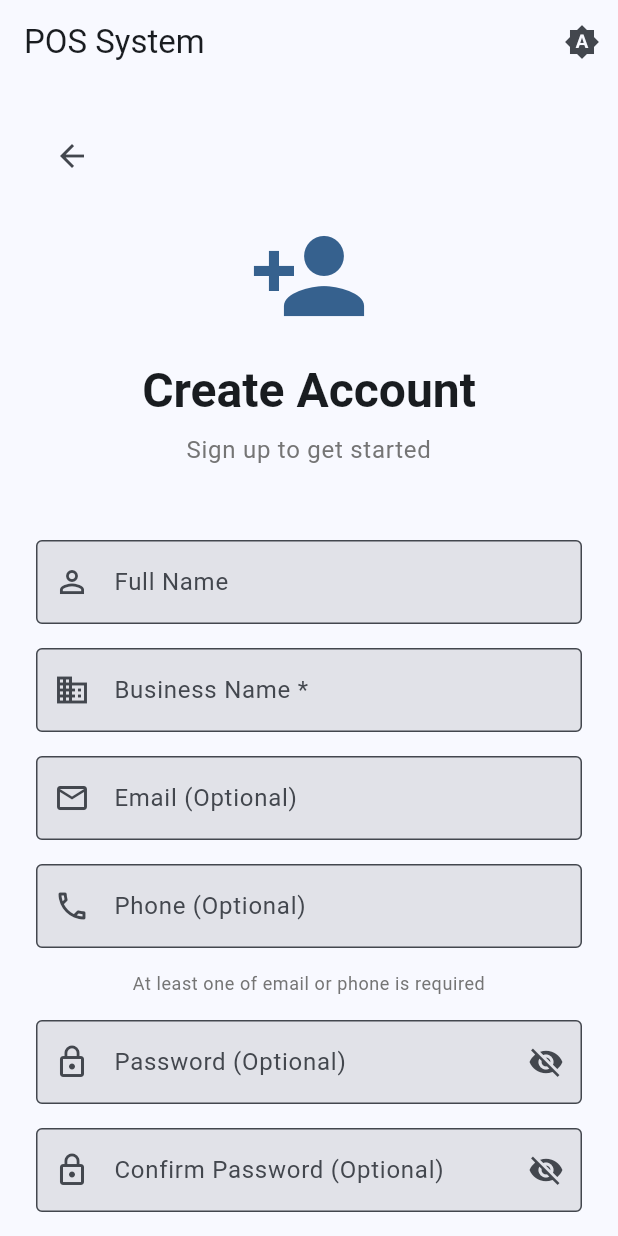
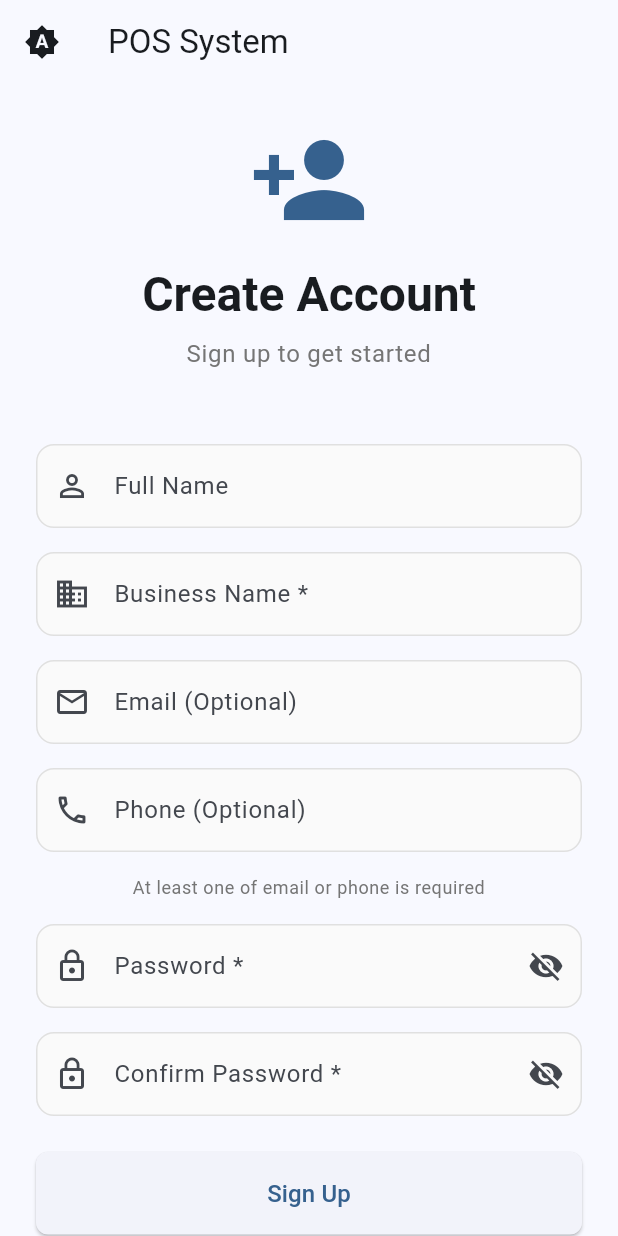
Before and after one commit to tphamz/pos-ui, a Flutter app: the screen it shows after launch, after a tap on "Login", after a tap on "Sign Up", on a phone screen of 412 x 824 dp. Run offline on Flutter 3.47's test engine with Material 3 defaults, Android fonts, the phone set to English and light mode, and no system bars; our stand-ins replace dio, flutter_dotenv, flutter_riverpod, freezed_annotation, shared_preferences.

Commit message:
Improve UI/UX: Remove back button, enhance input fields, and fix layout
- Removed back button from AppBar (moved theme toggle to left side)
- Added Back button to OTP verification screen aligned with Resend Code
- Removed back button from signup screen
- Fixed alignment and spacing for login/signup navigation links
- Made password required for signup
- Enhanced input field styling with better borders, focus states, and colors
- Changed focus color to green for better visual feedback
- Fixed scrollable area to extend full width while keeping content centered
- Improved button padding and spacing throughout

```diff
--- a/lib/main.dart
+++ b/lib/main.dart
@@ -18,17 +18,43 @@ void main() async {
   );
 }
 
-class POSApp extends ConsumerWidget {
+class POSApp extends ConsumerStatefulWidget {
   const POSApp({super.key});
 
   @override
-  Widget build(BuildContext context, WidgetRef ref) {
+  ConsumerState<POSApp> createState() => _POSAppState();
+}
+
+class _POSAppState extends ConsumerState<POSApp> {
+  final GlobalKey<NavigatorState> _navigatorKey = GlobalKey<NavigatorState>();
+
+  @override
+  Widget build(BuildContext context) {
     final authState = ref.watch(authProvider);
     final themeMode = ref.watch(themeProvider);
+
+    // Listen to auth state changes and navigate accordingly
+    ref.listen<AuthState>(authProvider, (previous, next) {
+      // If user logged out, navigate to login
+      if (previous?.isAuthenticated == true && !next.isAuthenticated) {
+        _navigatorKey.currentState?.pushNamedAndRemoveUntil(
+          '/login',
+          (route) => false,
+        );
+      }
+      // If user logged in, navigate to home
+      else if (previous?.isAuthenticated == false && next.isAuthenticated) {
+        _navigatorKey.currentState?.pushNamedAndRemoveUntil(
+          '/home',
+          (route) => false,
+        );
+      }
+    });
 
     return MaterialApp(
       title: 'POS System',
       debugShowCheckedModeBanner: false,
+      navigatorKey: _navigatorKey,
       theme: ThemeData(
         colorScheme: ColorScheme.fromSeed(
           seedColor: Colors.blue,
@@ -42,10 +68,30 @@ class POSApp extends ConsumerWidget {
           ),
         ),
         inputDecorationTheme: InputDecorationTheme(
+          filled: true,
+          fillColor: Colors.grey[50],
           border: OutlineInputBorder(
-            borderRadius: BorderRadius.circular(8),
+            borderRadius: BorderRadius.circular(12),
+            borderSide: BorderSide(color: Colors.grey[300]!),
           ),
-          filled: true,
+          enabledBorder: OutlineInputBorder(
+            borderRadius: BorderRadius.circular(12),
+            borderSide: BorderSide(color: Colors.grey[300]!),
+          ),
+          focusedBorder: OutlineInputBorder(
+            borderRadius: BorderRadius.circular(12),
+            borderSide: BorderSide(color: Colors.green[600]!, width: 2),
+          ),
+          errorBorder: OutlineInputBorder(
+            borderRadius: BorderRadius.circular(12),
+            borderSide: BorderSide(color: Colors.red[300]!, width: 1),
+          ),
+          focusedErrorBorder: OutlineInputBorder(
+            borderRadius: BorderRadius.circular(12),
+            borderSide: BorderSide(color: Colors.red[500]!, width: 2),
+          ),
+          contentPadding: const EdgeInsets.symmetric(horizontal: 16, vertical: 16),
+          floatingLabelBehavior: FloatingLabelBehavior.never,
         ),
       ),
       darkTheme: ThemeData(
@@ -61,10 +107,30 @@ class POSApp extends ConsumerWidget {
           ),
         ),
         inputDecorationTheme: InputDecorationTheme(
+          filled: true,
+          fillColor: Colors.grey[900],
           border: OutlineInputBorder(
-            borderRadius: BorderRadius.circular(8),
+            borderRadius: BorderRadius.circular(12),
+            borderSide: BorderSide(color: Colors.grey[700]!),
           ),
-          filled: true,
+          enabledBorder: OutlineInputBorder(
+            borderRadius: BorderRadius.circular(12),
+            borderSide: BorderSide(color: Colors.grey[700]!),
+          ),
+          focusedBorder: OutlineInputBorder(
+            borderRadius: BorderRadius.circular(12),
+            borderSide: BorderSide(color: Colors.green[400]!, width: 2),
+          ),
+          errorBorder: OutlineInputBorder(
+            borderRadius: BorderRadius.circular(12),
+            borderSide: BorderSide(color: Colors.red[700]!, width: 1),
+          ),
+          focusedErrorBorder: OutlineInputBorder(
+            borderRadius: BorderRadius.circular(12),
+            borderSide: BorderSide(color: Colors.red[400]!, width: 2),
+          ),
+          contentPadding: const EdgeInsets.symmetric(horizontal: 16, vertical: 16),
+          floatingLabelBehavior: FloatingLabelBehavior.never,
         ),
       ),
       themeMode: themeMode,
--- a/lib/screens/login_screen.dart
+++ b/lib/screens/login_screen.dart
@@ -263,11 +263,13 @@ class _LoginScreenState extends ConsumerState<LoginScreen> {
                   // Signup link
                   Row(
                     mainAxisAlignment: MainAxisAlignment.center,
+                    crossAxisAlignment: CrossAxisAlignment.center,
                     children: [
                       Text(
-                        "Don't have an account? ",
+                        "Don't have an account?",
                         style: Theme.of(context).textTheme.bodyMedium,
                       ),
+                      const SizedBox(width: 8),
                       TextButton(
                         onPressed: () {
                           Navigator.of(context).push(
@@ -276,6 +278,11 @@ class _LoginScreenState extends ConsumerState<LoginScreen> {
                             ),
                           );
                         },
+                        style: TextButton.styleFrom(
+                          padding: const EdgeInsets.symmetric(horizontal: 12, vertical: 8),
+                          minimumSize: const Size(0, 36),
+                          tapTargetSize: MaterialTapTargetSize.shrinkWrap,
+                        ),
                         child: const Text('Sign Up'),
                       ),
                     ],
--- a/lib/screens/signup_screen.dart
+++ b/lib/screens/signup_screen.dart
@@ -71,9 +71,7 @@ class _SignupScreenState extends ConsumerState<SignupScreen> {
         businessName: _businessNameController.text.trim(),
         email: email,
         phoneNumber: phoneNumber,
-        password: _passwordController.text.isEmpty
-            ? null
-            : _passwordController.text,
+        password: _passwordController.text,
       );
 
       final userService = ref.read(userServiceProvider);
@@ -104,9 +102,9 @@ class _SignupScreenState extends ConsumerState<SignupScreen> {
   Widget build(BuildContext context) {
     return Scaffold(
       body: SafeArea(
-        child: Center(
         child: SingleChildScrollView(
           padding: const EdgeInsets.all(24.0),
+          child: Center(
             child: ConstrainedBox(
               constraints: const BoxConstraints(maxWidth: 400),
               child: Form(
@@ -115,16 +113,6 @@ class _SignupScreenState extends ConsumerState<SignupScreen> {
                   mainAxisAlignment: MainAxisAlignment.center,
                   crossAxisAlignment: CrossAxisAlignment.stretch,
                   children: [
-                    // Back button
-                    Align(
-                      alignment: Alignment.topLeft,
-                      child: IconButton(
-                        icon: const Icon(Icons.arrow_back),
-                        onPressed: () => Navigator.of(context).pop(),
-                      ),
-                    ),
-                    const SizedBox(height: 16),
-
                     // Logo/Title
                     Icon(
                       Icons.person_add,
@@ -246,8 +234,8 @@ class _SignupScreenState extends ConsumerState<SignupScreen> {
                       controller: _passwordController,
                       obscureText: !_isPasswordVisible,
                       decoration: InputDecoration(
-                        labelText: 'Password (Optional)',
-                        hintText: 'Leave empty for OTP-only login',
+                        labelText: 'Password *',
+                        hintText: 'Enter your password',
                         prefixIcon: const Icon(Icons.lock_outline),
                         suffixIcon: IconButton(
                           icon: Icon(
@@ -264,7 +252,9 @@ class _SignupScreenState extends ConsumerState<SignupScreen> {
                         border: const OutlineInputBorder(),
                       ),
                       validator: (value) {
-                        if (value != null && value.isNotEmpty) {
+                        if (value == null || value.isEmpty) {
+                          return 'Please enter your password';
+                        }
                         if (value.length < 6) {
                           return 'Password must be at least 6 characters';
                         }
@@ -272,7 +262,6 @@ class _SignupScreenState extends ConsumerState<SignupScreen> {
                         if (_confirmPasswordController.text.isNotEmpty &&
                             value != _confirmPasswordController.text) {
                           return 'Passwords do not match';
-                          }
                         }
                         return null;
                       },
@@ -284,7 +273,7 @@ class _SignupScreenState extends ConsumerState<SignupScreen> {
                       controller: _confirmPasswordController,
                       obscureText: !_isConfirmPasswordVisible,
                       decoration: InputDecoration(
-                        labelText: 'Confirm Password (Optional)',
+                        labelText: 'Confirm Password *',
                         hintText: 'Re-enter password',
                         prefixIcon: const Icon(Icons.lock_outline),
                         suffixIcon: IconButton(
@@ -303,13 +292,11 @@ class _SignupScreenState extends ConsumerState<SignupScreen> {
                         border: const OutlineInputBorder(),
                       ),
                       validator: (value) {
-                        if (_passwordController.text.isNotEmpty) {
                         if (value == null || value.isEmpty) {
                           return 'Please confirm your password';
                         }
                         if (value != _passwordController.text) {
                           return 'Passwords do not match';
-                          }
                         }
                         return null;
                       },
@@ -360,11 +347,13 @@ class _SignupScreenState extends ConsumerState<SignupScreen> {
                     // Login link
                     Row(
                       mainAxisAlignment: MainAxisAlignment.center,
+                      crossAxisAlignment: CrossAxisAlignment.center,
                       children: [
                         Text(
-                          'Already have an account? ',
+                          'Already have an account?',
                           style: Theme.of(context).textTheme.bodyMedium,
                         ),
+                        const SizedBox(width: 8),
                         TextButton(
                           onPressed: () {
                             Navigator.of(context).pushReplacement(
@@ -373,6 +362,11 @@ class _SignupScreenState extends ConsumerState<SignupScreen> {
                               ),
                             );
                           },
+                          style: TextButton.styleFrom(
+                            padding: const EdgeInsets.symmetric(horizontal: 12, vertical: 8),
+                            minimumSize: const Size(0, 36),
+                            tapTargetSize: MaterialTapTargetSize.shrinkWrap,
+                          ),
                           child: const Text('Login'),
                         ),
                       ],
--- a/lib/widgets/global_app_bar.dart
+++ b/lib/widgets/global_app_bar.dart
@@ -12,49 +12,24 @@ class GlobalAppBar extends ConsumerWidget implements PreferredSizeWidget {
   @override
   Widget build(BuildContext context, WidgetRef ref) {
     final authState = ref.watch(authProvider);
-    final currentRoute = ModalRoute.of(context)?.settings.name;
-
-    // Don't show back button on home screen or login screen
-    // Check if we can pop by checking if route is not initial routes
-    final showBackButton = currentRoute != '/home' &&
-                          currentRoute != '/login' &&
-                          currentRoute != null;
 
     // Show logout only when authenticated
     final showLogout = authState.isAuthenticated;
 
     return AppBar(
-      leading: showBackButton
-          ? IconButton(
-              icon: const Icon(Icons.arrow_back),
-              onPressed: () {
-                // Use Navigator only when button is pressed, not during build
-                if (Navigator.of(context).canPop()) {
-                  Navigator.of(context).pop();
-                }
-              },
-            )
-          : null,
       automaticallyImplyLeading: false,
+      leading: const ThemeToggleButton(),
       title: const Text('POS System'),
       actions: [
-        if (showLogout) ...[
-          // Theme toggle next to logout
-          const ThemeToggleButton(),
+        if (showLogout)
           // Logout button
           IconButton(
             icon: const Icon(Icons.logout),
             onPressed: () async {
               await ref.read(authProvider.notifier).logout();
-              if (context.mounted) {
-                Navigator.of(context).pushReplacementNamed('/login');
-              }
+              // Navigation will be handled by the auth state listener in main.dart
             },
           ),
-        ] else ...[
-          // Theme toggle when not logged in
-          const ThemeToggleButton(),
-        ],
       ],
     );
   }
```
Also changed, not shown: lib/screens/otp_verification_screen.dart (+15 -0 lines), 7 other files. Lines whose indentation alone changed are shown as unchanged.
